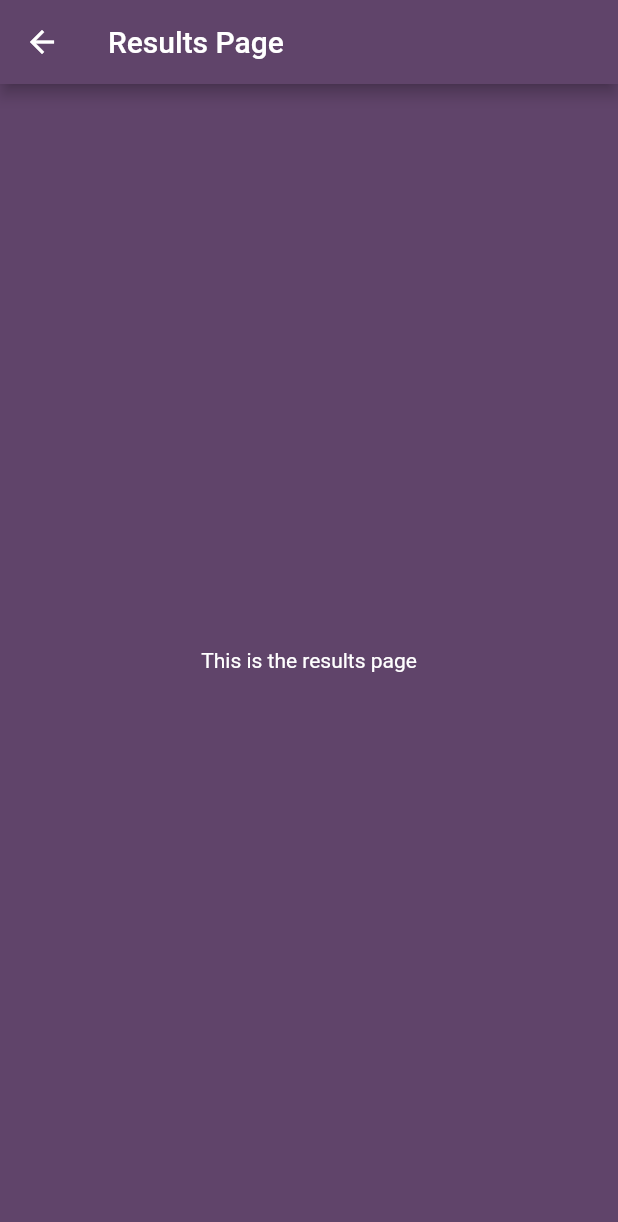
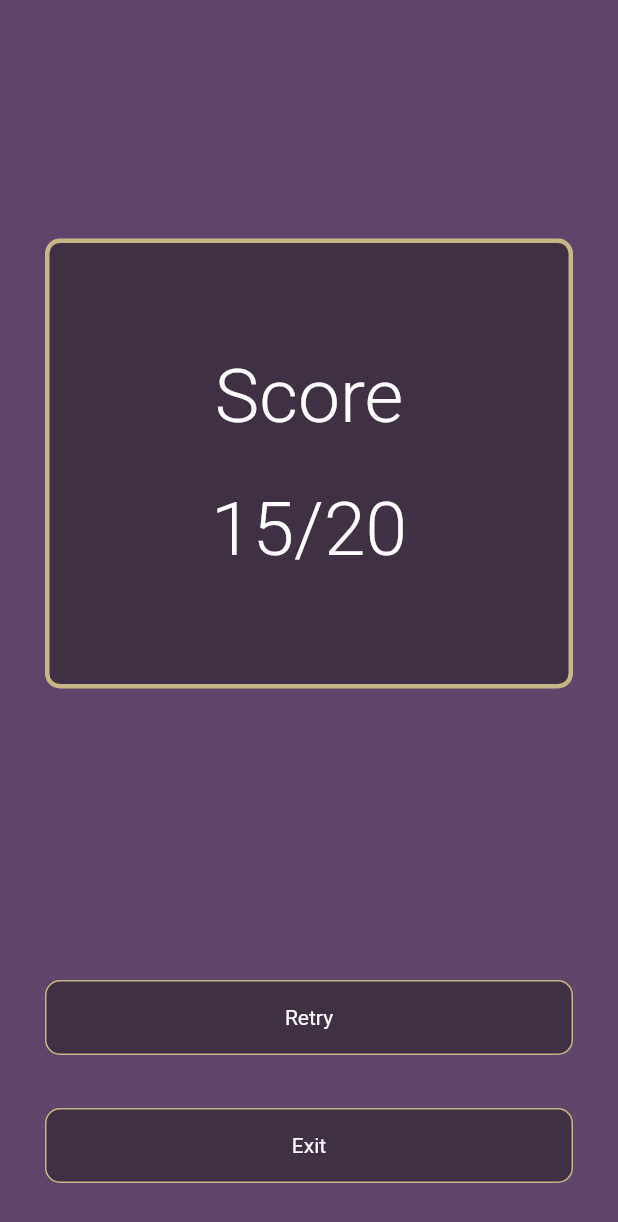
Before and after one commit to amiel-git/hiragana_katakana_sensei, a Flutter app: the ResultsPage screen opened directly, on a phone screen of 412 x 824 dp. Shown: the top 1222 px of the screen. Run offline on Flutter 3.47's test engine with Material 2 defaults, Android fonts, the light colour scheme and no system bars; our stand-ins replace audioplayers.

Commit message:
added styling for results page

```diff
--- a/lib/constants.dart
+++ b/lib/constants.dart
@@ -3,3 +3,7 @@ import 'package:flutter/material.dart';
 const kProgressTextStyle = TextStyle(color: Colors.white,fontSize:18);
 const kQuestionTextStyle = TextStyle(color: Colors.white, fontSize: 160);
 const kChoicesTextStyle = TextStyle(color: Colors.white, fontSize: 50, fontWeight: FontWeight.w300);
+const kResultsTitleTextStyle = TextStyle(color: Colors.white, fontSize: 50, fontWeight: FontWeight.w300);
+
+const cardColor = Color(0xFF3F3044);
+const cardBorderColor =  Color(0xFFC9B686);
--- a/lib/main.dart
+++ b/lib/main.dart
@@ -1,4 +1,5 @@
 import 'package:flutter/material.dart';
+import 'package:hiragana_katakana_sensei/results_page.dart';
 import 'reviewer_page.dart';
 void main() {
   runApp(QuizPage());
@@ -19,7 +20,7 @@ class QuizPage extends StatelessWidget {
         ),
         backgroundColor: Color(0xFF60446A),
         body: Center(
-          child: ReviewerPage(),
+          child: ResultsPage(),
         ),
       ),
     );
--- a/lib/results_page.dart
+++ b/lib/results_page.dart
@@ -1,14 +1,78 @@
 import 'package:flutter/material.dart';
+import 'package:hiragana_katakana_sensei/constants.dart';
+import 'package:hiragana_katakana_sensei/reusable_card.dart';
 
 class ResultsPage extends StatelessWidget {
   @override
   Widget build(BuildContext context) {
     return Scaffold(
-      appBar: AppBar(
-        title: Text('Results Page'),
-      ),
-      body: Center(
-      child: Text('This is the results page'),),
+      body: SafeArea(
+        child: Column(
+          crossAxisAlignment: CrossAxisAlignment.stretch,
+          mainAxisAlignment: MainAxisAlignment.spaceAround,
+          children: <Widget>[
+            Expanded(
+              flex: 3,
+              child: Center(
+                child: Container(
+                  padding: EdgeInsets.only(left: 30.0,right: 30.0),
+                  width: double.infinity,
+                  height: 300,
+                  child: ReusableCard(
+                    child: Column(
+                      mainAxisAlignment: MainAxisAlignment.center,
+                      children: <Widget>[
+                        Text('Score',
+                          textAlign: TextAlign.center,
+                          style: kResultsTitleTextStyle,),
+                        SizedBox(height: 30,),
+                        Text('15/20',textAlign: TextAlign.center, style: kResultsTitleTextStyle,),
+                      ],
+                    ),
+                  ),
+                ),
+              ),
+            ),
+
+            Expanded(
+              flex: 1,
+              child: Column(
+                crossAxisAlignment: CrossAxisAlignment.stretch,
+                mainAxisAlignment: MainAxisAlignment.spaceEvenly,
+                children: <Widget>[
+                  GestureDetector(
+                    child: Container(
+                        margin: EdgeInsets.only(left: 30.0,right: 30.0),
+                        height: 50,
+                        decoration: (
+                            BoxDecoration(
+                              color: cardColor,
+                              borderRadius: BorderRadius.circular(10.0),
+                              border: Border.all(color: cardBorderColor,width: 1.0))
+                        ),
+                        child: Center(child: Text('Retry'))
+                    ),
+                  ),
+                  GestureDetector(
+                    child: Container(
+                      margin: EdgeInsets.only(left: 30.0,right: 30.0),
+                      height: 50,
+                      decoration: (
+                          BoxDecoration(
+                            color: cardColor,
+                            borderRadius: BorderRadius.circular(10.0),
+                            border: Border.all(color: cardBorderColor,width: 1.0))
+                      ),
+                      child: Center(child: Text('Exit'))
+                    ),
+                  )
+                ],
+              ),
+            ),
+
+          ],
+        ),
+      )
     );
   }
 }
--- a/lib/reusable_card.dart
+++ b/lib/reusable_card.dart
@@ -3,21 +3,24 @@ import 'constants.dart';
 
 class ReusableCard extends StatelessWidget {
 
-  ReusableCard({this.child, this.onTap});
+  ReusableCard({this.child, this.onTap, this.borderColor: const Color(0xFFC9B686)});
 
   final Widget child;
   final Function onTap;
+  final Color borderColor;
 
   @override
   Widget build(BuildContext context) {
     return GestureDetector(
       onTap: onTap,
-      child: Container(
+      child: AnimatedContainer(
+        duration: Duration(milliseconds: 1),
         decoration: BoxDecoration(
             borderRadius: BorderRadius.circular(10.0),
-            color: Color(0xFF3F3044),
-            border: Border.all(color: Color(0xFFC9B686),width: 3.0)),
-        child: Center(child: child)),
+            color: cardColor,
+            border: Border.all(color: borderColor,width: 3.0)),
+        child: Center(child: child),),
+
     );
   }
 }
--- a/lib/reviewer_brain.dart
+++ b/lib/reviewer_brain.dart
@@ -5,7 +5,7 @@ import 'results_page.dart';
 import 'hiragana_questions.dart';
 import 'question.dart';
 import 'dart:math';
-
+import 'package:audioplayers/audio_cache.dart';
 
 
 class ReviewerBrain {
@@ -41,12 +41,24 @@ var hiragana = HiraganaQuestions().questions;
 bool checkAnswer(String answer, String correctAnswer ) {
   if(answer.toLowerCase() == correctAnswer.toLowerCase()) {
     questionNumber+=1;
+    playSound(1);
     currentScore++;
     return true;
   } else {
+    playSound(0);
     questionNumber+=1;
     return false;
   }
 }
 
+  void playSound(int result) {
+    final player = AudioCache();
+    if(result == 1) {
+      player.play('correct.wav');
+    } else {
+      player.play('wrong.mp3');
+    }
+
+  }
+
 }
--- a/lib/reviewer_page.dart
+++ b/lib/reviewer_page.dart
@@ -19,7 +19,6 @@ class _ReviewerPageState extends State<ReviewerPage> {
   Widget build(BuildContext context) {
     //Variables
 
-
     var questionItem = reviewerBrain.generateItem();
     var question = questionItem['question'];
     var choice1 = questionItem['choices'][0];
@@ -28,8 +27,6 @@ class _ReviewerPageState extends State<ReviewerPage> {
     var choice4 = questionItem['choices'][3];
     var correctAnswer = questionItem['answer'];
     var result;
-    print(reviewerBrain.questionNumber);
-    print(reviewerBrain.isComplete);
     return SafeArea(
       child: Column(
         crossAxisAlignment: CrossAxisAlignment.stretch,
@@ -60,17 +57,17 @@ class _ReviewerPageState extends State<ReviewerPage> {
                   child: Padding(
                     padding: EdgeInsets.fromLTRB(30.0,0,10.0,0),
                     child: ReusableCard(
+                      borderColor: cardBorderColor,
                       onTap: (){
                         setState(() {
                           reviewerBrain.checkAnswer('$choice1', correctAnswer);
                           //Next question
                           if(reviewerBrain.isComplete == true) {
                             Navigator.push(context,
-                            MaterialPageRoute(builder: (context) => ResultsPage()));
+                                MaterialPageRoute(builder: (context) => ResultsPage()));
                           } else {
                             questionItem = ReviewerBrain().generateItem();
                           }
-
                         });
                       },
                       child: Text('$choice1',style: kChoicesTextStyle),
```
Also changed, not shown: pubspec.yaml (+5 -5 lines), pubspec.lock.
